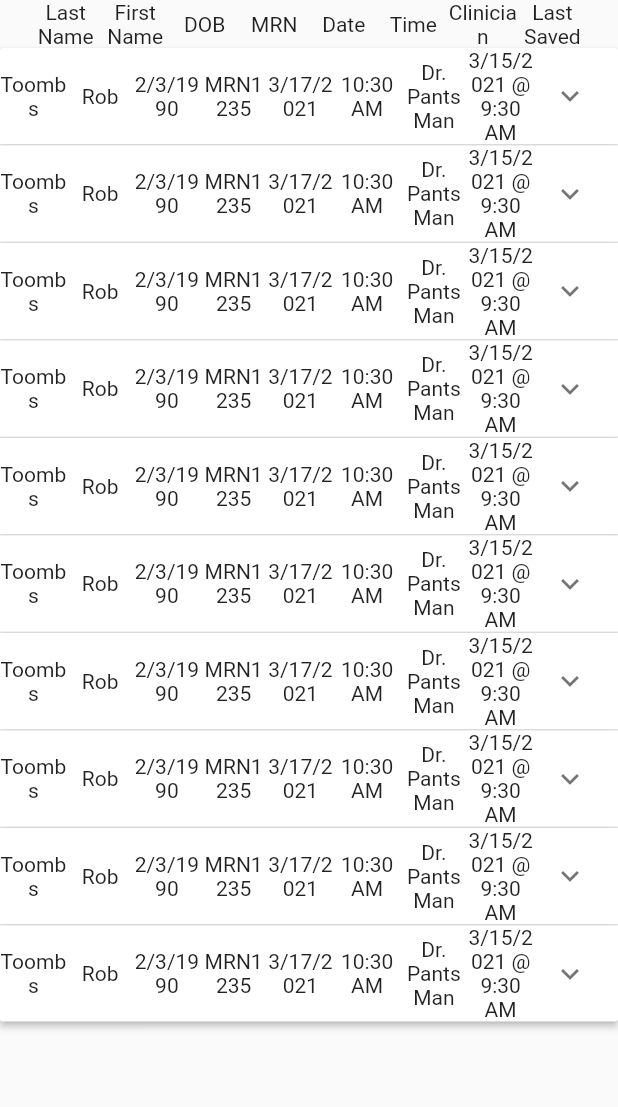
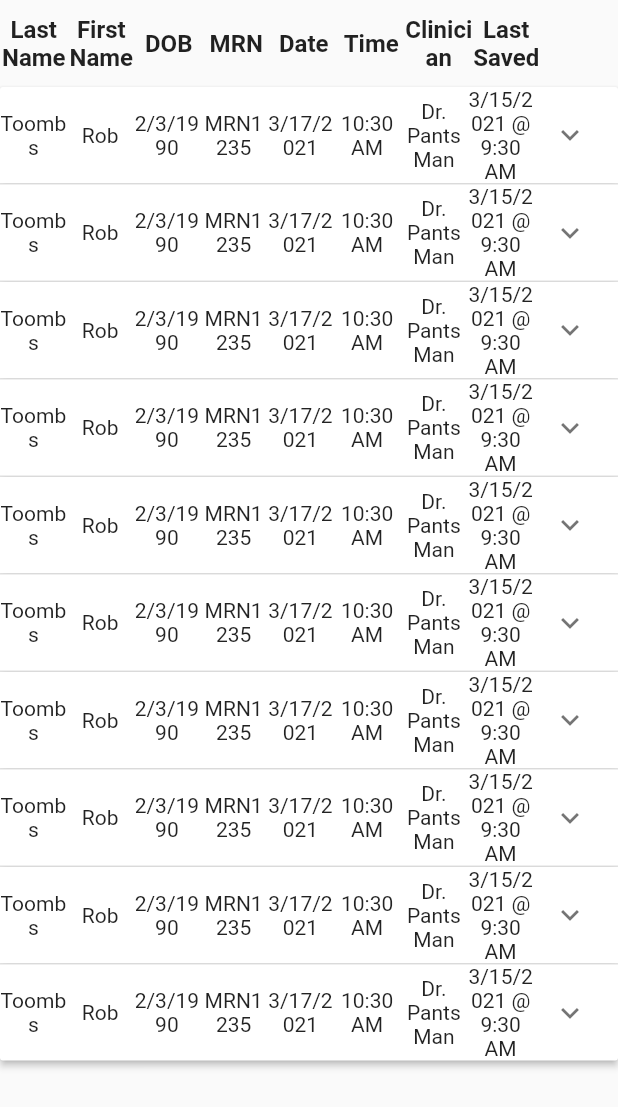
Before and after one commit to RobToombs/flutter_poc, a Flutter app: the AppointmentScreen screen opened by its route, on a phone screen of 412 x 824 dp. Shown: the top 1107 px of the screen. Run offline on Flutter 3.47's test engine with Material 2 defaults, Android fonts, the phone set to English and light mode, and no system bars.

```diff
--- a/lib/appointments/appointment_list.dart
+++ b/lib/appointments/appointment_list.dart
@@ -6,12 +6,12 @@ class Item {
   Item({
     required this.expandedValue,
     required this.headerValue,
-    this.isExpanded = false,
+    required this.id,
   });
 
   String expandedValue;
   String headerValue;
-  bool isExpanded;
+  int id;
 }
 
 List<Item> generateItems(int numberOfItems) {
@@ -19,6 +19,7 @@ List<Item> generateItems(int numberOfItems) {
     return Item(
       headerValue: 'Panel $index',
       expandedValue: 'This is item number $index',
+      id: index
     );
   });
 }
@@ -29,8 +30,8 @@ class AppointmentScreen extends StatelessWidget {
     return Scaffold(
       body: Center(
           child: Column(children: [
-        createTitleRow(),
-        AppointmentList(),
+              createTitleRow(),
+              AppointmentList(),
       ])),
     );
   }
@@ -56,24 +57,20 @@ class _AppointmentListState extends State<AppointmentList> {
   }
 
   Widget _buildPanel() {
-    return ExpansionPanelList(
-      expansionCallback: (int index, bool isExpanded) {
-        setState(() {
-          _data[index].isExpanded = !isExpanded;
-        });
-      },
-      children: _data.map<ExpansionPanel>((Item item) {
-        return ExpansionPanel(
+    return ExpansionPanelList.radio(
+      expansionCallback: (int index, bool isExpanded) {},
+      children: _data.map<ExpansionPanelRadio>((Item item) {
+        return ExpansionPanelRadio(
           headerBuilder: (BuildContext context, bool isExpanded) {
             return Row(children: <Widget>[
-              centeredText('Toombs'),
-              centeredText('Rob'),
-              centeredText('2/3/1990'),
-              centeredText('MRN1235'),
-              centeredText('3/17/2021'),
-              centeredText('10:30 AM'),
-              centeredText('Dr. Pants Man'),
-              centeredText('3/15/2021 @ 9:30 AM'),
+              centeredNormalText('Toombs'),
+              centeredNormalText('Rob'),
+              centeredNormalText('2/3/1990'),
+              centeredNormalText('MRN1235'),
+              centeredNormalText('3/17/2021'),
+              centeredNormalText('10:30 AM'),
+              centeredNormalText('Dr. Pants Man'),
+              centeredNormalText('3/15/2021 @ 9:30 AM'),
             ]);
           },
           body: ListTile(
@@ -86,7 +83,8 @@ class _AppointmentListState extends State<AppointmentList> {
                   _data.removeWhere((Item currentItem) => item == currentItem);
                 });
               }),
-          isExpanded: item.isExpanded,
+          canTapOnHeader: true,
+          value: item.id,
         );
       }).toList(),
     );
--- a/lib/helpers/view_helpers.dart
+++ b/lib/helpers/view_helpers.dart
@@ -1,27 +1,41 @@
 import 'package:flutter/material.dart';
 
-FractionallySizedBox createTitleRow() {
-  return FractionallySizedBox(
-      widthFactor: 0.9,
-      child: Row(
-        children: [
-          centeredText('Last Name'),
-          centeredText('First Name'),
-          centeredText('DOB'),
-          centeredText('MRN'),
-          centeredText('Date'),
-          centeredText('Time'),
-          centeredText('Clinician'),
-          centeredText('Last Saved'),
-        ],
-  ));
+IgnorePointer createTitleRow() {
+  return IgnorePointer(
+      child: ExpansionTile (
+        tilePadding: const EdgeInsets.only(right: 20.0),
+        title:
+          Row(
+              children: <Widget>[
+                centeredBoldText('Last Name'),
+                centeredBoldText('First Name'),
+                centeredBoldText('DOB'),
+                centeredBoldText('MRN'),
+                centeredBoldText('Date'),
+                centeredBoldText('Time'),
+                centeredBoldText('Clinician'),
+                centeredBoldText('Last Saved'),
+              ],
+            ),
+        trailing: SizedBox.shrink()
+     )
+   );
 }
 
-Expanded centeredText(String text) {
+Expanded centeredBoldText(String text) {
+  return centeredText(text, TextStyle(fontWeight: FontWeight.bold));
+}
+
+Expanded centeredNormalText(String text) {
+  return centeredText(text, null);
+}
+
+Expanded centeredText(String text, TextStyle? _style) {
   return Expanded(
     child: Text(
       text,
       textAlign: TextAlign.center,
+      style: _style,
     ),
   );
 }
```
